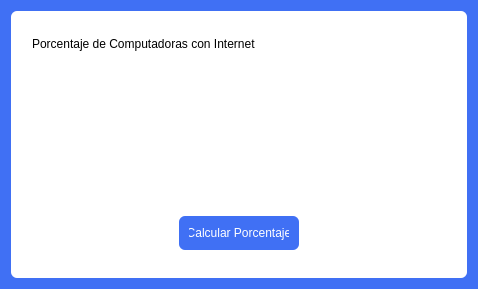
Old version of the form vista/ui/porc_compu_con_internet.ui in the repository AlexCoder0309/Proyecto-Final.
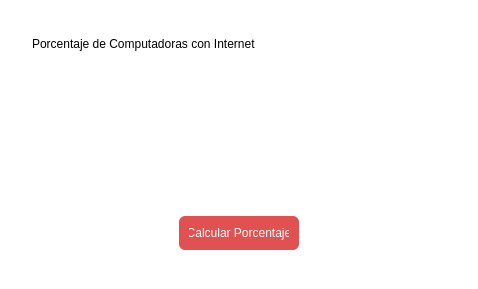
New version of the form. Icons and pictures are not drawn.

```diff
--- a/vista/ui/porc_compu_con_internet.ui
+++ b/vista/ui/porc_compu_con_internet.ui
@@ -14,7 +14,7 @@
    <string>Dialog</string>
   </property>
   <property name="styleSheet">
-   <string notr="true">  background-color: #4070f4;</string>
+   <string notr="true">  background-color:white;</string>
   </property>
   <layout class="QGridLayout" name="gridLayout_2">
    <item row="0" column="0">
@@ -104,7 +104,7 @@
   padding: 10px;
   border-radius: 6px;
   line-height: 18px;
-  background-color: #4070f4;
+background-color:rgb(225, 81, 81);
   color:white;
 font: 10pt &quot;Bahnschrift Light SemiCondensed&quot;;
 margin:0 150px 10px 150px;}
```
Left out of the diff: 8 changed lines with no effect on the pictures.
